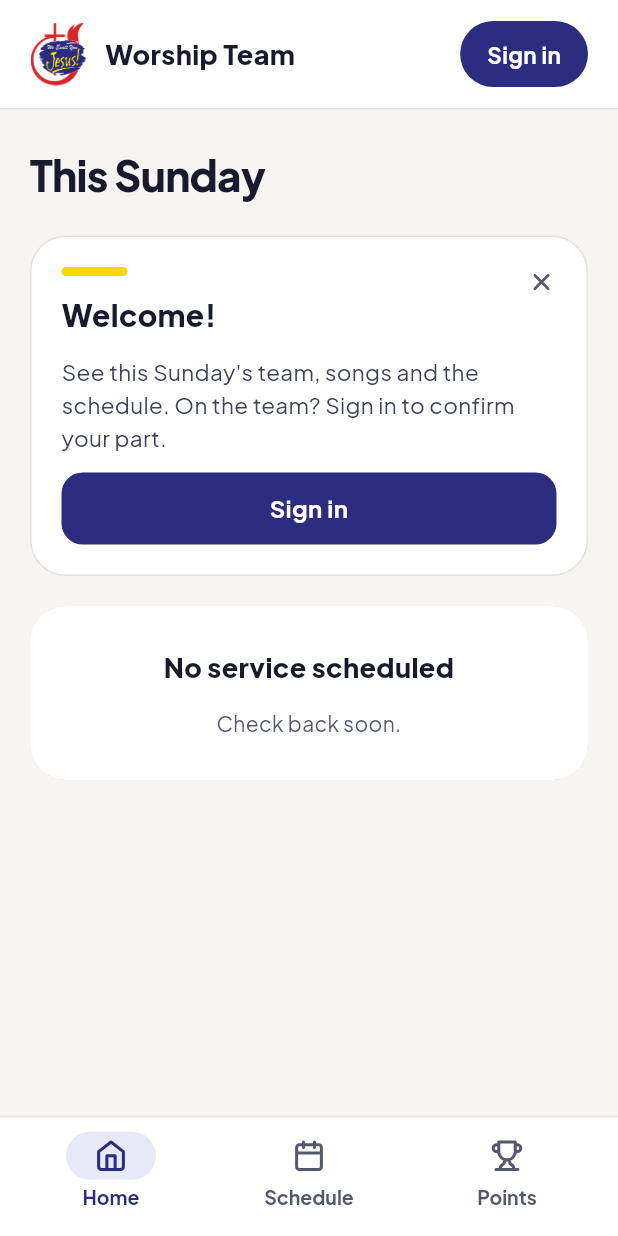
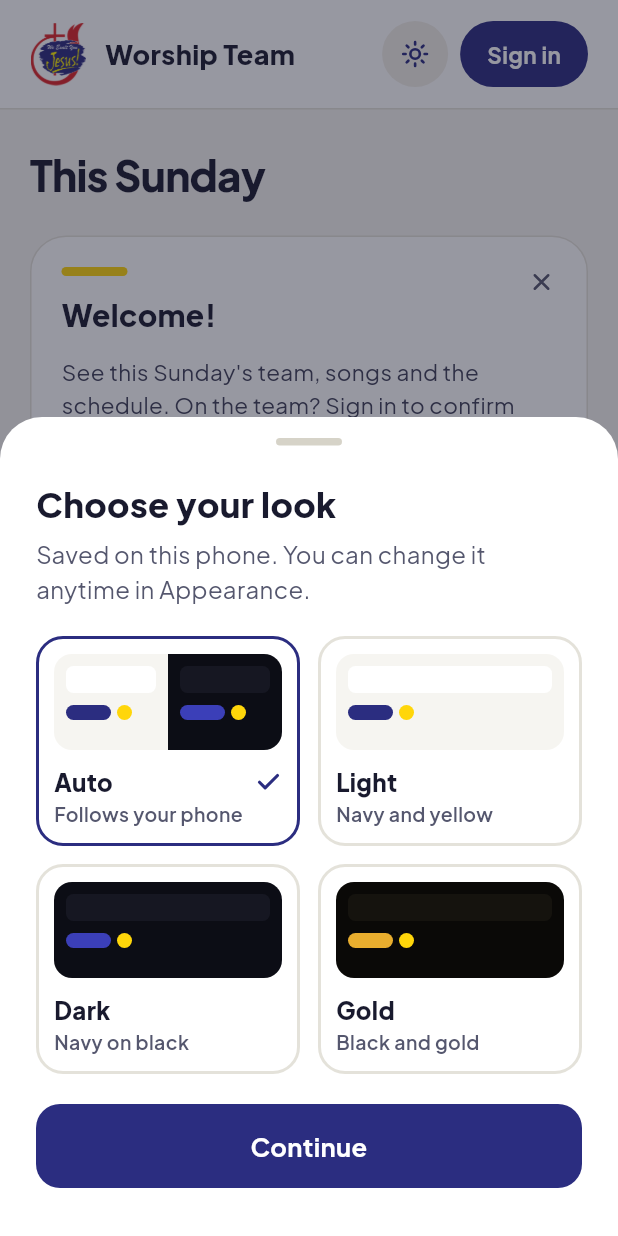
Before and after one commit to Ransu0/worship-portal-mobile, a Flutter app: the screen it shows after launch, on a phone screen of 412 x 824 dp. Run offline on Flutter 3.47's test engine with Material 3 defaults, Android fonts, the phone set to English and light mode, and no system bars; our stand-ins replace flutter_local_notifications, flutter_svg, google_fonts, shared_preferences, supabase_flutter, timezone; missing offline and left inert: dart:js_interop; accounts and stored records are empty.

Commit message:
Ask for the look on first open

```diff
--- a/lib/app.dart
+++ b/lib/app.dart
@@ -115,6 +115,7 @@ class Shell extends StatelessWidget {
 
   Widget? _overlay(BuildContext context) {
     final sheet = app.sheet;
+    if (app.themePickerOpen) return ThemePicker(app: app);
     if (app.confirmCard) {
       final card = _confirmCard(context);
       if (card != null) return card;
--- a/lib/app_ctl.dart
+++ b/lib/app_ctl.dart
@@ -49,6 +49,8 @@ class AppCtl extends ChangeNotifier with WidgetsBindingObserver {
 
   // ---------------- theme ----------------
   ThemeChoice themeChoice = ThemeChoice.system;
+  /// "Choose your look" sheet: shown on first open (nothing saved yet), or from the guest header.
+  bool themePickerOpen = false;
   static const _kTheme = 'theme_mode';
 
   bool get isDark =>
@@ -60,17 +62,25 @@ class AppCtl extends ChangeNotifier with WidgetsBindingObserver {
   Future<void> loadTheme() async {
     final prefs = await SharedPreferences.getInstance();
     themeChoice = ThemeChoice.values.firstWhere((t) => t.name == prefs.getString(_kTheme), orElse: () => ThemeChoice.system);
+    themePickerOpen = !prefs.containsKey(_kTheme);
     _applyTheme();
     WidgetsBinding.instance.addObserver(this);
   }
 
+  /// Saves the look on this device and closes the picker if it was open.
   Future<void> setTheme(ThemeChoice t) async {
-    if (t == themeChoice) return;
+    final changed = t != themeChoice || themePickerOpen;
     themeChoice = t;
+    themePickerOpen = false;
     _applyTheme();
-    notifyListeners();
+    if (changed) notifyListeners();
     final prefs = await SharedPreferences.getInstance();
     await prefs.setString(_kTheme, t.name);
+  }
+
+  void openThemePicker() {
+    themePickerOpen = true;
+    notifyListeners();
   }
 
   void _applyTheme() {
@@ -296,6 +306,10 @@ class AppCtl extends ChangeNotifier with WidgetsBindingObserver {
 
   /// Android back button. Returns true when the app should close.
   bool handleBack() {
+    if (themePickerOpen) {
+      setTheme(themeChoice);
+      return false;
+    }
     if (signInOpen) {
       closeSignIn();
       return false;
--- a/lib/screens/home.dart
+++ b/lib/screens/home.dart
@@ -93,7 +93,18 @@ class HomeScreen extends StatelessWidget {
     final s = app.upcoming;
     final role = app.role;
     final Widget? right = role == Role.guest
-        ? PillBtn('Sign in', onTap: () => app.openSignIn())
+        ? Row(mainAxisSize: MainAxisSize.min, children: [
+            IconBtn(
+              icon: C.gold ? 'star' : (C.dark ? 'moon' : 'sun'),
+              bg: C.chip,
+              fg: C.navy,
+              size: 19,
+              label: 'Appearance',
+              onTap: app.openThemePicker,
+            ),
+            const SizedBox(width: 8),
+            PillBtn('Sign in', onTap: () => app.openSignIn()),
+          ])
         : role == Role.admin
             ? null
             : AvatarBtn(initial(app.me?.fullName ?? ''), onTap: () => app.tab(NavTab.me));
--- a/lib/screens/points_me.dart
+++ b/lib/screens/points_me.dart
@@ -329,3 +329,109 @@ class AppearanceCard extends StatelessWidget {
         ]),
       );
 }
+
+/// "Choose your look" — shown the first time the app opens on a device (and
+/// from the guest header). The choice is saved on this device only; it can be
+/// changed later in Appearance on the Me / Team page.
+class ThemePicker extends StatefulWidget {
+  final AppCtl app;
+  const ThemePicker({super.key, required this.app});
+  @override
+  State<ThemePicker> createState() => _ThemePickerState();
+}
+
+class _ThemePickerState extends State<ThemePicker> {
+  late ThemeChoice _sel = widget.app.themeChoice;
+
+  static const _opts = [
+    (ThemeChoice.system, 'Auto', 'Follows your phone'),
+    (ThemeChoice.light, 'Light', 'Navy and yellow'),
+    (ThemeChoice.dark, 'Dark', 'Navy on black'),
+    (ThemeChoice.gold, 'Gold', 'Black and gold'),
+  ];
+
+  // (background, card, accent) used to draw each little preview.
+  static const _swatch = {
+    ThemeChoice.light: (Color(0xFFF6F5F1), Color(0xFFFFFFFF), Color(0xFF2B2D80)),
+    ThemeChoice.dark: (Color(0xFF0C0D15), Color(0xFF161722), Color(0xFF3B3FB8)),
+    ThemeChoice.gold: (Color(0xFF0A0907), Color(0xFF15130E), Color(0xFFE9AE2E)),
+  };
+
+  Widget _mini(ThemeChoice t) {
+    final s = _swatch[t]!;
+    return Container(
+      color: s.$1,
+      padding: const EdgeInsets.all(8),
+      child: Column(crossAxisAlignment: CrossAxisAlignment.stretch, children: [
+        Container(height: 18, decoration: BoxDecoration(color: s.$2, borderRadius: BorderRadius.circular(5))),
+        const SizedBox(height: 8),
+        Row(children: [
+          Flexible(child: Container(width: 30, height: 10, decoration: BoxDecoration(color: s.$3, borderRadius: BorderRadius.circular(5)))),
+          const SizedBox(width: 4),
+          Container(width: 10, height: 10, decoration: BoxDecoration(color: C.yellow, borderRadius: BorderRadius.circular(5))),
+        ]),
+      ]),
+    );
+  }
+
+  Widget _preview(ThemeChoice t) => ClipRRect(
+        borderRadius: BorderRadius.circular(12),
+        child: SizedBox(
+          height: 64,
+          child: t == ThemeChoice.system
+              ? Row(crossAxisAlignment: CrossAxisAlignment.stretch, children: [
+                  Expanded(child: _mini(ThemeChoice.light)),
+                  Expanded(child: _mini(ThemeChoice.dark)),
+                ])
+              : _mini(t),
+        ),
+      );
+
+  Widget _tile((ThemeChoice, String, String) o) {
+    final on = _sel == o.$1;
+    return Tap(
+      onTap: () => setState(() => _sel = o.$1),
+      color: C.surface,
+      radius: BorderRadius.circular(18),
+      border: Border.all(color: on ? C.navy : C.line, width: 2),
+      padding: const EdgeInsets.all(10),
+      child: Column(crossAxisAlignment: CrossAxisAlignment.start, children: [
+        _preview(o.$1),
+        const SizedBox(height: 10),
+        Row(children: [
+          Expanded(child: Text(o.$2, style: tx(16, w800))),
+          AnimatedOpacity(
+            opacity: on ? 1 : 0,
+            duration: const Duration(milliseconds: 180),
+            child: Ic('check', s: 18, c: C.navy, w: 2.8),
+          ),
+        ]),
+        Text(o.$3, style: tx(13, w600, C.soft), maxLines: 1, overflow: TextOverflow.ellipsis),
+      ]),
+    );
+  }
+
+  @override
+  Widget build(BuildContext context) => SheetFrame(
+        onClose: () => widget.app.setTheme(_sel),
+        child: Column(crossAxisAlignment: CrossAxisAlignment.stretch, mainAxisSize: MainAxisSize.min, children: [
+          Text('Choose your look', style: tx(23, w800)),
+          const SizedBox(height: 6),
+          const Sub('Saved on this phone. You can change it anytime in Appearance.', size: 16),
+          const SizedBox(height: 20),
+          Row(crossAxisAlignment: CrossAxisAlignment.start, children: [
+            Expanded(child: _tile(_opts[0])),
+            const SizedBox(width: 12),
+            Expanded(child: _tile(_opts[1])),
+          ]),
+          const SizedBox(height: 12),
+          Row(crossAxisAlignment: CrossAxisAlignment.start, children: [
+            Expanded(child: _tile(_opts[2])),
+            const SizedBox(width: 12),
+            Expanded(child: _tile(_opts[3])),
+          ]),
+          const SizedBox(height: 20),
+          Btn('Continue', onTap: () => widget.app.setTheme(_sel)),
+        ]),
+      );
+}
```
